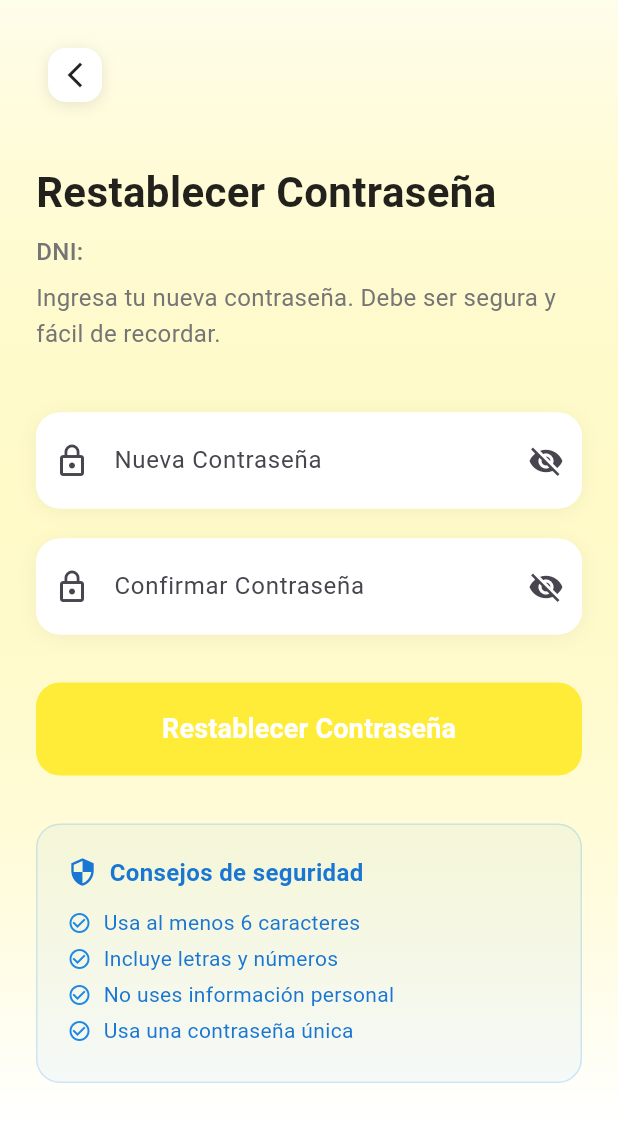
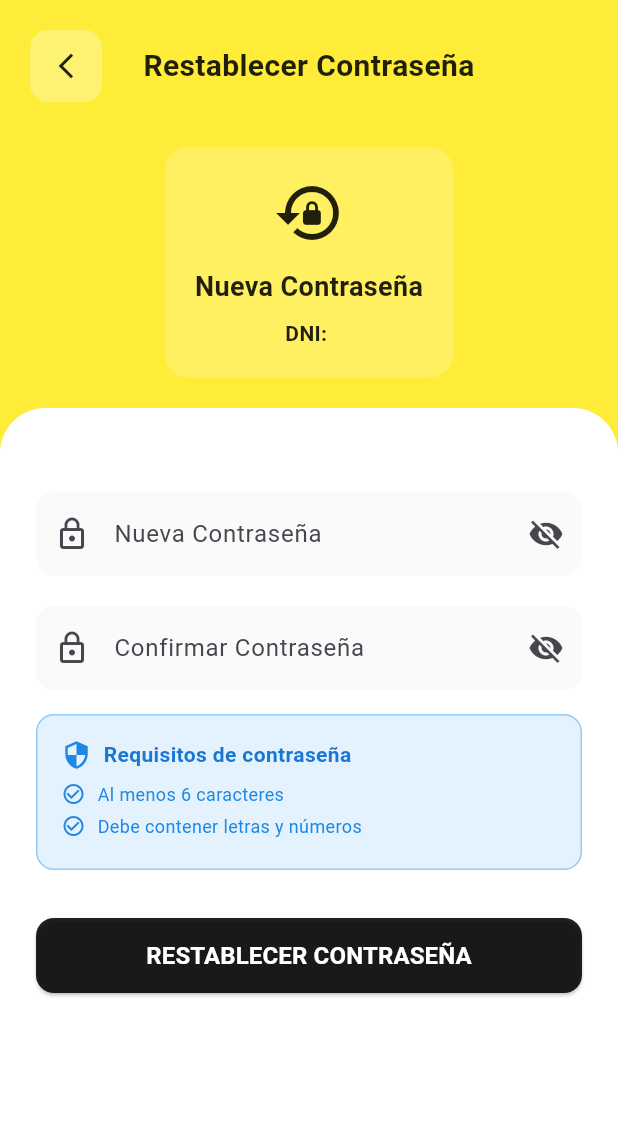
Before and after one commit to Magus-Technologies/arequipagocreditos, a Flutter app: the ResetPasswordPage screen opened directly with empty values, on a phone screen of 412 x 824 dp. Shown: the top 1122 px of the screen. Run offline on Flutter 3.47's test engine with Material 3 defaults, Android fonts, the phone set to English and light mode, and no system bars; our stand-ins replace cached_network_image, file_picker, flutter_spinkit, image_picker, permission_handler, share_plus and 1 more; missing offline and left inert: flutter_pdfview; accounts and stored records are empty.

Commit message:
feat: Implement password recovery feature with DNI validation and UI updates

```diff
--- a/lib/dependency_injection.dart
+++ b/lib/dependency_injection.dart
@@ -41,6 +41,7 @@ class DependencyInjection {
         logoutUseCase: _getLogoutUseCase(),
         getLoggedUserUseCase: _getLoggedUserUseCase(),
         changePasswordUseCase: _getChangePasswordUseCase(),
+        validateDniForPasswordRecoveryUseCase: validateDniForPasswordRecoveryUseCase(),
       ),
     ),
 
--- a/lib/presentation/pages/login_page.dart
+++ b/lib/presentation/pages/login_page.dart
@@ -71,7 +71,7 @@ class _LoginPageState extends State<LoginPage> {
               Navigator.push(
                 context,
                 MaterialPageRoute(
-                  builder: (context) => const ChangePasswordPage(),
+                  builder: (context) => const PasswordRecoveryPage(),
                 ),
               );
             },
--- a/lib/presentation/pages/pages.dart
+++ b/lib/presentation/pages/pages.dart
@@ -1,7 +1,6 @@
 // Exportar todas las páginas
 export 'login_page.dart';
 export 'perfil_page.dart';
-export 'change_password_page.dart';
 export 'cupones_page.dart';
 export 'dashboard_page.dart';
 export 'password_recovery_page.dart';
--- a/lib/presentation/pages/reset_password_page.dart
+++ b/lib/presentation/pages/reset_password_page.dart
@@ -162,108 +162,141 @@ class _ResetPasswordPageState extends State<ResetPasswordPage> {
   @override
   Widget build(BuildContext context) {
     return Scaffold(
-      backgroundColor: Colors.white,
+      backgroundColor: AppTheme.primary,
       body: Container(
         decoration: BoxDecoration(
           gradient: LinearGradient(
-            begin: Alignment.topCenter,
-            end: Alignment.bottomCenter,
+            begin: Alignment.topLeft,
+            end: Alignment.bottomRight,
             colors: [
-              AppTheme.primary.withAlpha((0.1 * 255).toInt()),
-              Colors.white,
+              AppTheme.primary,
+              AppTheme.primary.withAlpha((0.8 * 255).toInt()),
             ],
           ),
         ),
         child: SafeArea(
-          child: SingleChildScrollView(
-            padding: const EdgeInsets.all(24.0),
+          bottom: false,
           child: Column(
-              crossAxisAlignment: CrossAxisAlignment.start,
             children: [
-                // Botón de retroceso
-                IconButton(
-                  onPressed: () => Navigator.pop(context),
-                  icon: Container(
-                    padding: const EdgeInsets.all(8),
+              // Header
+              Container(
+                padding: const EdgeInsets.all(20),
+                child: Column(
+                  children: [
+                    // AppBar personalizado
+                    Row(
+                      children: [
+                        Container(
                           decoration: BoxDecoration(
-                      color: Colors.white,
+                            color: Colors.white.withAlpha((0.3 * 255).toInt()),
                             borderRadius: BorderRadius.circular(12),
-                      boxShadow: [
-                        BoxShadow(
-                          color: Colors.black.withAlpha((0.1 * 255).toInt()),
-                          blurRadius: 8,
-                          offset: const Offset(0, 2),
                           ),
-                      ],
-                    ),
-                    child: const Icon(
+                          child: IconButton(
+                            icon: const Icon(
                               Icons.arrow_back_ios_new,
                               color: Colors.black87,
                               size: 20,
                             ),
+                            onPressed: () => Navigator.pop(context),
                           ),
                         ),
-
-                const SizedBox(height: 32),
-
-                // Header
-                const Text(
+                        const Expanded(
+                          child: Text(
                             'Restablecer Contraseña',
+                            textAlign: TextAlign.center,
                             style: TextStyle(
-                    fontSize: 28,
+                              fontSize: 20,
                               fontWeight: FontWeight.bold,
                               color: Colors.black87,
                             ),
                           ),
-
+                        ),
+                        const SizedBox(width: 48),
+                      ],
+                    ),
+                    const SizedBox(height: 30),
+                    // Icono y descripción
+                    Container(
+                      padding: const EdgeInsets.all(20),
+                      decoration: BoxDecoration(
+                        color: Colors.white.withAlpha((0.2 * 255).toInt()),
+                        borderRadius: BorderRadius.circular(16),
+                      ),
+                      child: Column(
+                        children: [
+                          const Icon(
+                            Icons.lock_reset,
+                            size: 48,
+                            color: Colors.black87,
+                          ),
+                          const SizedBox(height: 12),
+                          const Text(
+                            'Nueva Contraseña',
+                            style: TextStyle(
+                              fontSize: 18,
+                              fontWeight: FontWeight.bold,
+                              color: Colors.black87,
+                            ),
+                          ),
                           const SizedBox(height: 8),
-
                           Text(
                             'DNI: ${widget.dni}',
-                  style: TextStyle(
-                    fontSize: 16,
-                    color: Colors.grey[600],
-                    fontWeight: FontWeight.w500,
+                            style: const TextStyle(
+                              fontSize: 14,
+                              color: Colors.black87,
+                              fontWeight: FontWeight.w600,
                             ),
-                ),
-
-                const SizedBox(height: 8),
-
-                Text(
-                  'Ingresa tu nueva contraseña. Debe ser segura y fácil de recordar.',
-                  style: TextStyle(
-                    fontSize: 16,
-                    color: Colors.grey[600],
-                    height: 1.5,
-                  ),
-                ),
-
-                const SizedBox(height: 40),
-
-                // Formulario
-                Form(
-                  key: _formKey,
-                  child: Column(
-                    children: [
-                      // Nueva contraseña
-                      Container(
-                        decoration: BoxDecoration(
-                          color: Colors.white,
-                          borderRadius: BorderRadius.circular(16),
-                          boxShadow: [
-                            BoxShadow(
-                              color: Colors.black.withAlpha((0.05 * 255).toInt()),
-                              blurRadius: 10,
-                              offset: const Offset(0, 2),
                           ),
                         ],
                       ),
-                        child: TextFormField(
+                    ),
+                  ],
+                ),
+              ),
+              // Contenido principal
+              Expanded(
+                child: Container(
+                  width: double.infinity,
+                  decoration: const BoxDecoration(
+                    color: Colors.white,
+                    borderRadius: BorderRadius.only(
+                      topLeft: Radius.circular(30),
+                      topRight: Radius.circular(30),
+                    ),
+                  ),
+                  child: ClipRRect(
+                    borderRadius: const BorderRadius.only(
+                      topLeft: Radius.circular(30),
+                      topRight: Radius.circular(30),
+                    ),
+                    child: _buildContent(),
+                  ),
+                ),
+              ),
+            ],
+          ),
+        ),
+      ),
+    );
+  }
+
+  Widget _buildContent() {
+    return SingleChildScrollView(
+      padding: const EdgeInsets.all(24.0),
+      child: Form(
+        key: _formKey,
+        child: Column(
+          crossAxisAlignment: CrossAxisAlignment.stretch,
+          children: [
+            const SizedBox(height: 32),
+
+            // Nueva contraseña
+            TextFormField(
               controller: _newPasswordController,
               obscureText: _obscureNewPassword,
               validator: _validatePassword,
               decoration: InputDecoration(
-                            labelText: 'Nueva Contraseña',
+                hintText: 'Nueva Contraseña',
                 prefixIcon: const Icon(Icons.lock_outline),
                 suffixIcon: IconButton(
                   icon: Icon(
@@ -277,13 +310,11 @@ class _ResetPasswordPageState extends State<ResetPasswordPage> {
                     });
                   },
                 ),
+                filled: true,
+                fillColor: Colors.grey.shade50,
                 border: OutlineInputBorder(
-                              borderRadius: BorderRadius.circular(16),
+                  borderRadius: BorderRadius.circular(12),
                   borderSide: BorderSide.none,
-                            ),
-                            filled: true,
-                            fillColor: Colors.white,
-                            contentPadding: const EdgeInsets.all(20),
                 ),
               ),
             ),
@@ -291,24 +322,12 @@ class _ResetPasswordPageState extends State<ResetPasswordPage> {
             const SizedBox(height: 20),
 
             // Confirmar contraseña
-                      Container(
-                        decoration: BoxDecoration(
-                          color: Colors.white,
-                          borderRadius: BorderRadius.circular(16),
-                          boxShadow: [
-                            BoxShadow(
-                              color: Colors.black.withAlpha((0.05 * 255).toInt()),
-                              blurRadius: 10,
-                              offset: const Offset(0, 2),
-                            ),
-                          ],
-                        ),
-                        child: TextFormField(
+            TextFormField(
               controller: _confirmPasswordController,
               obscureText: _obscureConfirmPassword,
               validator: _validateConfirmPassword,
               decoration: InputDecoration(
-                            labelText: 'Confirmar Contraseña',
+                hintText: 'Confirmar Contraseña',
                 prefixIcon: const Icon(Icons.lock_outline),
                 suffixIcon: IconButton(
                   icon: Icon(
@@ -322,14 +341,50 @@ class _ResetPasswordPageState extends State<ResetPasswordPage> {
                     });
                   },
                 ),
+                filled: true,
+                fillColor: Colors.grey.shade50,
                 border: OutlineInputBorder(
-                              borderRadius: BorderRadius.circular(16),
+                  borderRadius: BorderRadius.circular(12),
                   borderSide: BorderSide.none,
                 ),
-                            filled: true,
-                            fillColor: Colors.white,
-                            contentPadding: const EdgeInsets.all(20),
               ),
+            ),
+
+            const SizedBox(height: 16),
+
+            // Consejos de seguridad
+            Container(
+              padding: const EdgeInsets.all(16),
+              decoration: BoxDecoration(
+                color: Colors.blue.shade50,
+                borderRadius: BorderRadius.circular(12),
+                border: Border.all(color: Colors.blue.shade200),
+              ),
+              child: Column(
+                crossAxisAlignment: CrossAxisAlignment.start,
+                children: [
+                  Row(
+                    children: [
+                      Icon(
+                        Icons.security,
+                        color: Colors.blue.shade600,
+                        size: 20,
+                      ),
+                      const SizedBox(width: 8),
+                      Text(
+                        'Requisitos de contraseña',
+                        style: TextStyle(
+                          fontSize: 14,
+                          color: Colors.blue.shade700,
+                          fontWeight: FontWeight.w600,
+                        ),
+                      ),
+                    ],
+                  ),
+                  const SizedBox(height: 8),
+                  _buildSecurityTip('Al menos 6 caracteres'),
+                  _buildSecurityTip('Debe contener letras y números'),
+                ],
               ),
             ),
 
@@ -338,84 +393,48 @@ class _ResetPasswordPageState extends State<ResetPasswordPage> {
             // Botón de restablecer
             SizedBox(
               width: double.infinity,
+              height: 50,
               child: ElevatedButton(
                 onPressed: _isLoading ? null : _resetPassword,
                 style: ElevatedButton.styleFrom(
-                            backgroundColor: AppTheme.primary,
+                  backgroundColor: Colors.black87,
                   foregroundColor: Colors.white,
-                            padding: const EdgeInsets.symmetric(vertical: 18),
                   shape: RoundedRectangleBorder(
-                              borderRadius: BorderRadius.circular(16),
+                    borderRadius: BorderRadius.circular(12),
                   ),
-                            elevation: 0,
                 ),
                 child: _isLoading
-                              ? const SizedBox(
+                    ? const Row(
+                        mainAxisAlignment: MainAxisAlignment.center,
+                        children: [
+                          SizedBox(
+                            width: 20,
                             height: 20,
-                                  width: 20,
                             child: CircularProgressIndicator(
                               strokeWidth: 2,
                               valueColor: AlwaysStoppedAnimation<Color>(Colors.white),
                             ),
+                          ),
+                          SizedBox(width: 12),
+                          Text(
+                            'Restableciendo...',
+                            style: TextStyle(
+                              fontSize: 16,
+                              fontWeight: FontWeight.w600,
+                            ),
+                          ),
+                        ],
                       )
                     : const Text(
-                                  'Restablecer Contraseña',
+                        'RESTABLECER CONTRASEÑA',
                         style: TextStyle(
-                                    fontSize: 18,
-                                    fontWeight: FontWeight.w600,
+                          fontSize: 16,
+                          fontWeight: FontWeight.bold,
                         ),
                       ),
               ),
             ),
           ],
-                  ),
-                ),
-
-                const SizedBox(height: 32),
-
-                // Consejos de seguridad
-                Container(
-                  padding: const EdgeInsets.all(20),
-                  decoration: BoxDecoration(
-                    color: Colors.blue.withAlpha((0.05 * 255).toInt()),
-                    borderRadius: BorderRadius.circular(16),
-                    border: Border.all(
-                      color: Colors.blue.withAlpha((0.2 * 255).toInt()),
-                      width: 1,
-                    ),
-                  ),
-                  child: Column(
-                    crossAxisAlignment: CrossAxisAlignment.start,
-                    children: [
-                      Row(
-                        children: [
-                          Icon(
-                            Icons.security,
-                            color: Colors.blue[700],
-                            size: 20,
-                          ),
-                          const SizedBox(width: 8),
-                          Text(
-                            'Consejos de seguridad',
-                            style: TextStyle(
-                              fontSize: 16,
-                              fontWeight: FontWeight.w600,
-                              color: Colors.blue[700],
-                            ),
-                          ),
-                        ],
-                      ),
-                      const SizedBox(height: 12),
-                      _buildSecurityTip('Usa al menos 6 caracteres'),
-                      _buildSecurityTip('Incluye letras y números'),
-                      _buildSecurityTip('No uses información personal'),
-                      _buildSecurityTip('Usa una contraseña única'),
-                    ],
-                  ),
-                ),
-              ],
-            ),
-          ),
         ),
       ),
     );
@@ -429,14 +448,14 @@ class _ResetPasswordPageState extends State<ResetPasswordPage> {
           Icon(
             Icons.check_circle_outline,
             size: 16,
-            color: Colors.blue[600],
+            color: Colors.blue.shade600,
           ),
           const SizedBox(width: 8),
           Text(
             tip,
             style: TextStyle(
-              fontSize: 14,
-              color: Colors.blue[700],
+              fontSize: 12,
+              color: Colors.blue.shade600,
             ),
           ),
         ],
--- a/pubspec.yaml
+++ b/pubspec.yaml
@@ -1,7 +1,7 @@
 name: arequipagocreditos
 description: "A new Flutter project."
 publish_to: 'none'
-version: 0.1.1+11
+version: 0.1.1+13
 
 environment:
   sdk: ^3.7.0-207.0.dev
```
Also changed, not shown: lib/presentation/pages/change_password_page.dart (deleted, +0 -306 lines), lib/presentation/pages/password_recovery_page.dart (+39 -10 lines), lib/presentation/providers/auth_provider.dart (+23 -1 lines), 1 other file. Lines whose indentation alone changed are shown as unchanged.
